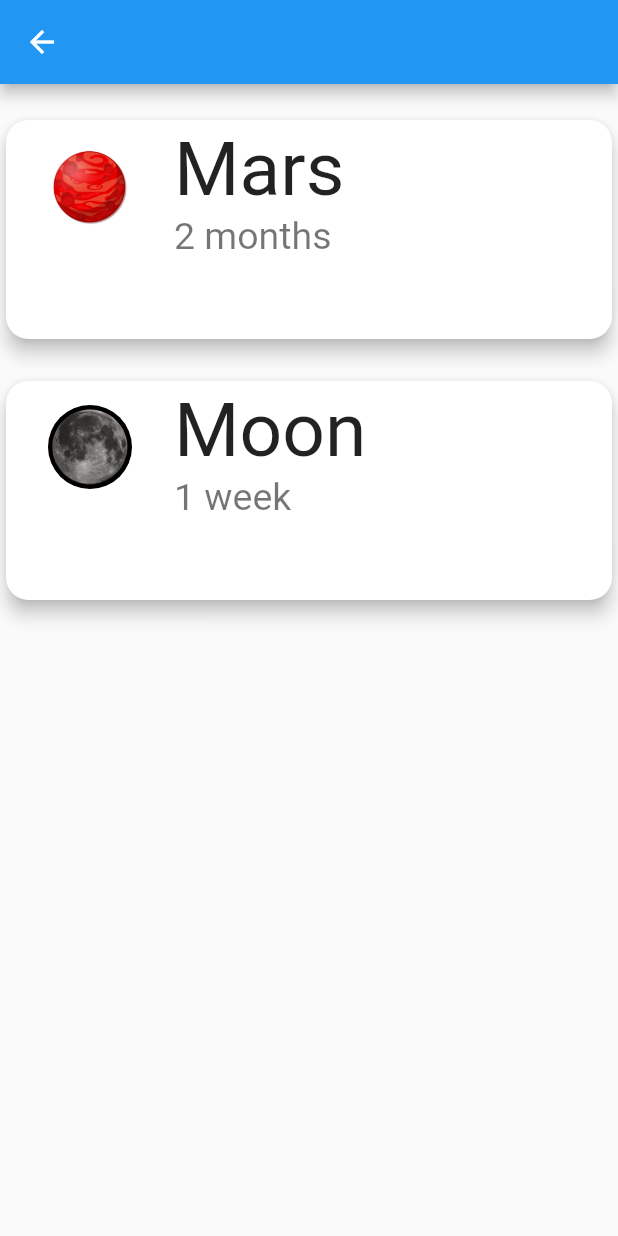
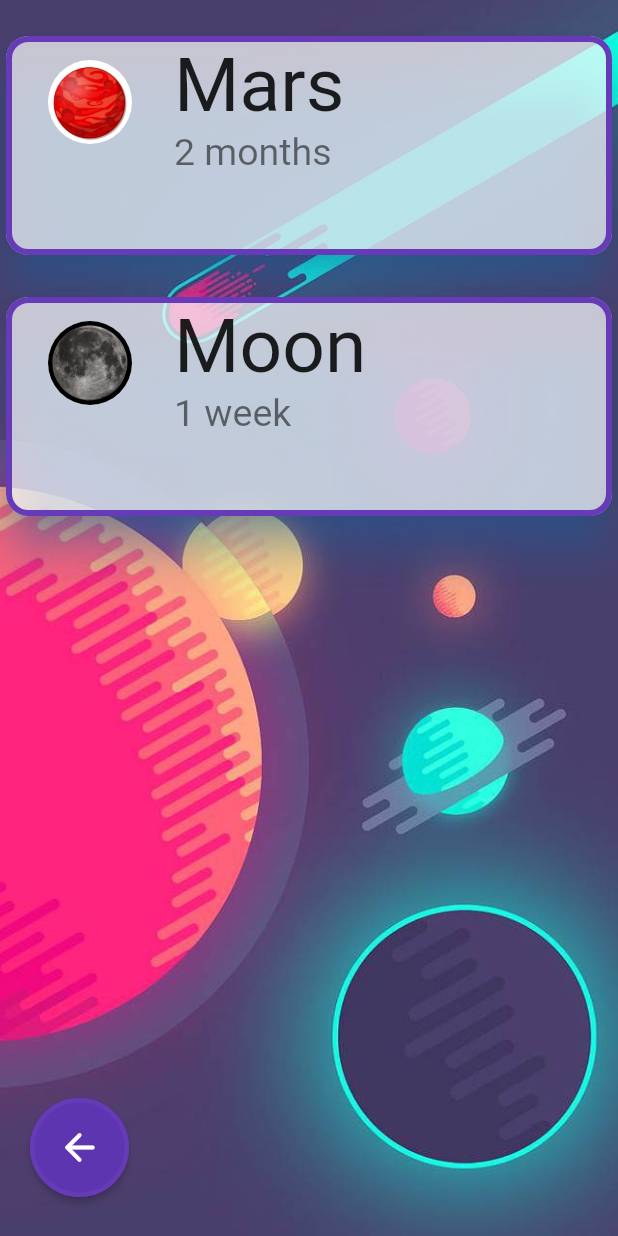
Before and after one commit to Georgi1914/Olympus-Glory, a Flutter app: the destinationsPage screen opened by its route, on a phone screen of 412 x 824 dp. Run offline on Flutter 3.47's test engine with Material 2 defaults, Android fonts, the phone set to English and light mode, and no system bars; our stand-ins replace cloud_firestore, firebase_auth, firebase_core, getwidget; accounts and stored records are empty.

Commit message:
Destination cards and page styling, removing appbar, adding back button

```diff
--- a/rocket_booker/lib/destinations/TemplateCard.dart
+++ b/rocket_booker/lib/destinations/TemplateCard.dart
@@ -16,8 +16,14 @@ class DestinationCard {
     return Card(
       shape: RoundedRectangleBorder(
         borderRadius: BorderRadius.circular(15),
+        side: BorderSide(
+            width: 4,
+            color: Colors.deepPurple,
+        ),
       ),
-      elevation: 5,
+      color: Colors.white70,
+      elevation: 13,
+      shadowColor: Colors.blue,
       child: InkWell(
         splashColor: Colors.deepPurple.withAlpha(50),
         onTap: (){
--- a/rocket_booker/lib/destinations/destinationsPage.dart
+++ b/rocket_booker/lib/destinations/destinationsPage.dart
@@ -35,15 +35,44 @@ class destinationsPage extends StatelessWidget {
     );
 
     return Scaffold(
-      appBar: AppBar(),
       body: SafeArea(
+        child: Container(
+          width: double.infinity,
+          decoration: const BoxDecoration(
+            image: DecorationImage(
+                image: AssetImage("assets/Space.jpg"),
+                fit: BoxFit.cover),
+          ),
           child: Column(
             children: [
               SizedBox(height: 20),
               mars.createDestinationCard(),
               SizedBox(height: 20),
               moon.createDestinationCard(),
+              Spacer(),
+              Align(
+                alignment: Alignment.bottomLeft,
+                child: Padding(
+                  padding: const EdgeInsets.fromLTRB(20, 0, 0, 26),
+                  child: ElevatedButton(
+                    style: ElevatedButton.styleFrom(
+                        primary: Colors.deepPurple[600],
+                        side: BorderSide(width: 3, color: Colors.deepPurple),
+                        shape: const CircleBorder(),
+                        padding: const EdgeInsets.all(18)
+                    ),
+                    child: const Icon(
+                      Icons.arrow_back_rounded,
+                      size: 30,
+                    ),
+                    onPressed: () {
+                      Navigator.pop(context);
+                    },
+                  ),
+                ),
+              ),
             ],
+          ),
         ),
       ),
     );
```
Lines whose indentation alone changed are shown as unchanged.
